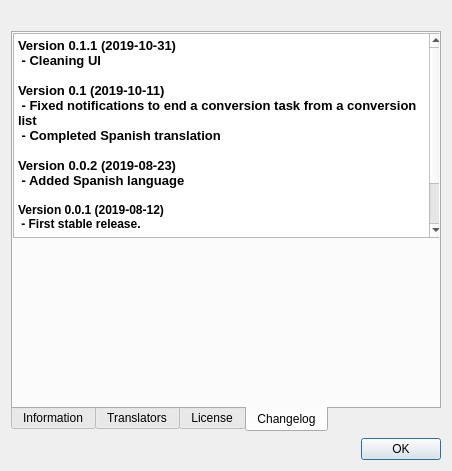
This is ui/aboutdialog.ui in swl-x/MystiQ as Qt 5 draws it before an edit. The edited form follows.
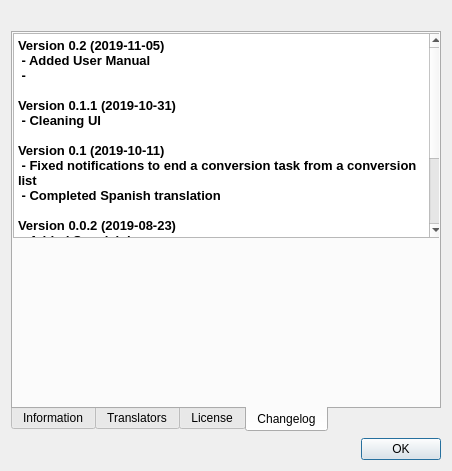
This is the edited form. The open tabs and pages were chosen to show the change. Icons and pictures are not drawn.

Commit message:
User Manual
We are starting to generate the MystiQ user manual

```diff
--- a/ui/aboutdialog.ui
+++ b/ui/aboutdialog.ui
@@ -201,6 +201,10 @@
 &lt;html&gt;&lt;head&gt;&lt;meta name=&quot;qrichtext&quot; content=&quot;1&quot; /&gt;&lt;style type=&quot;text/css&quot;&gt;
 p, li { white-space: pre-wrap; }
 &lt;/style&gt;&lt;/head&gt;&lt;body style=&quot; font-family:'Fira Sans'; font-size:10pt; font-weight:400; font-style:normal;&quot;&gt;
+&lt;p style=&quot; margin-top:0px; margin-bottom:0px; margin-left:0px; margin-right:0px; -qt-block-indent:0; text-indent:0px;&quot;&gt;&lt;span style=&quot; font-family:'Fira Sans'; font-weight:600;&quot;&gt;Version 0.2 (2019-11-05)&lt;/span&gt;&lt;/p&gt;
+&lt;p style=&quot; margin-top:0px; margin-bottom:0px; margin-left:0px; margin-right:0px; -qt-block-indent:0; text-indent:0px;&quot;&gt;&lt;span style=&quot; font-family:'Fira Sans'; font-weight:600;&quot;&gt; - Added User Manual&lt;/span&gt;&lt;/p&gt;
+&lt;p style=&quot; margin-top:0px; margin-bottom:0px; margin-left:0px; margin-right:0px; -qt-block-indent:0; text-indent:0px;&quot;&gt;&lt;span style=&quot; font-family:'Fira Sans'; font-weight:600;&quot;&gt; - &lt;/span&gt;&lt;/p&gt;
+&lt;p style=&quot;-qt-paragraph-type:empty; margin-top:0px; margin-bottom:0px; margin-left:0px; margin-right:0px; -qt-block-indent:0; text-indent:0px; font-family:'Fira Sans'; font-weight:600;&quot;&gt;&lt;br /&gt;&lt;/p&gt;
 &lt;p style=&quot; margin-top:0px; margin-bottom:0px; margin-left:0px; margin-right:0px; -qt-block-indent:0; text-indent:0px;&quot;&gt;&lt;span style=&quot; font-family:'Fira Sans'; font-weight:600;&quot;&gt;Version 0.1.1 (2019-10-31)&lt;/span&gt;&lt;/p&gt;
 &lt;p style=&quot; margin-top:0px; margin-bottom:0px; margin-left:0px; margin-right:0px; -qt-block-indent:0; text-indent:0px;&quot;&gt;&lt;span style=&quot; font-family:'Fira Sans'; font-weight:600;&quot;&gt; - Cleaning UI&lt;/span&gt;&lt;/p&gt;
 &lt;p style=&quot;-qt-paragraph-type:empty; margin-top:0px; margin-bottom:0px; margin-left:0px; margin-right:0px; -qt-block-indent:0; text-indent:0px; font-family:'Fira Sans'; font-weight:600;&quot;&gt;&lt;br /&gt;&lt;/p&gt;
```
Left out of the diff: 16 changed lines with no effect on the pictures. The commit also changes 14 other files.
